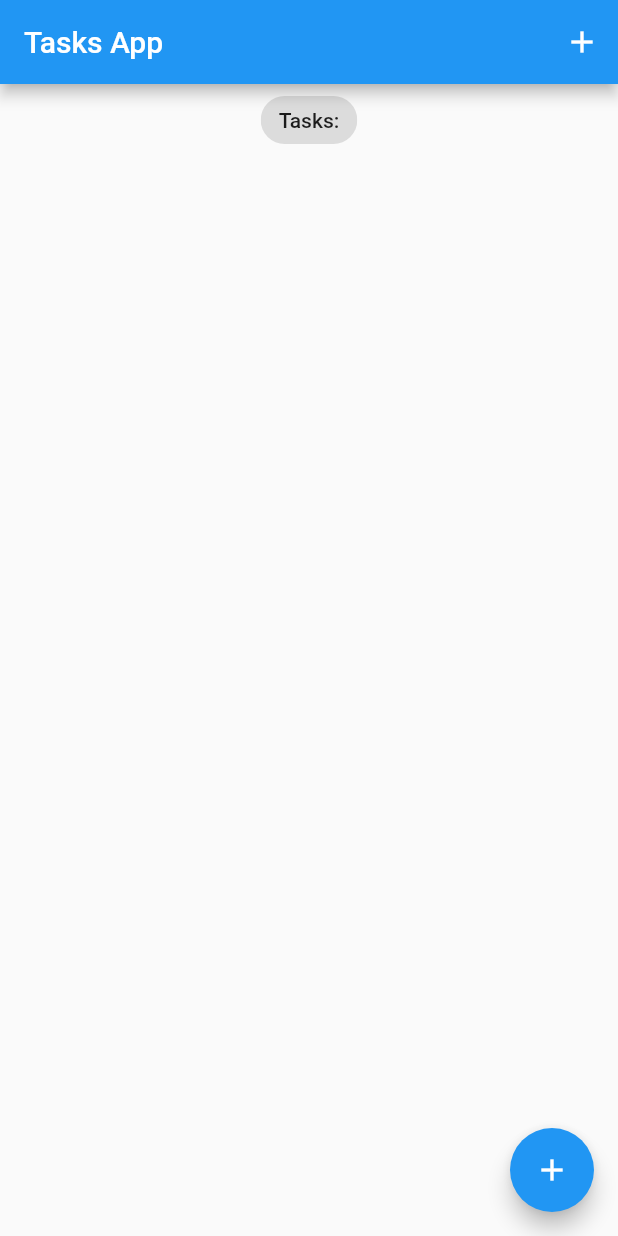
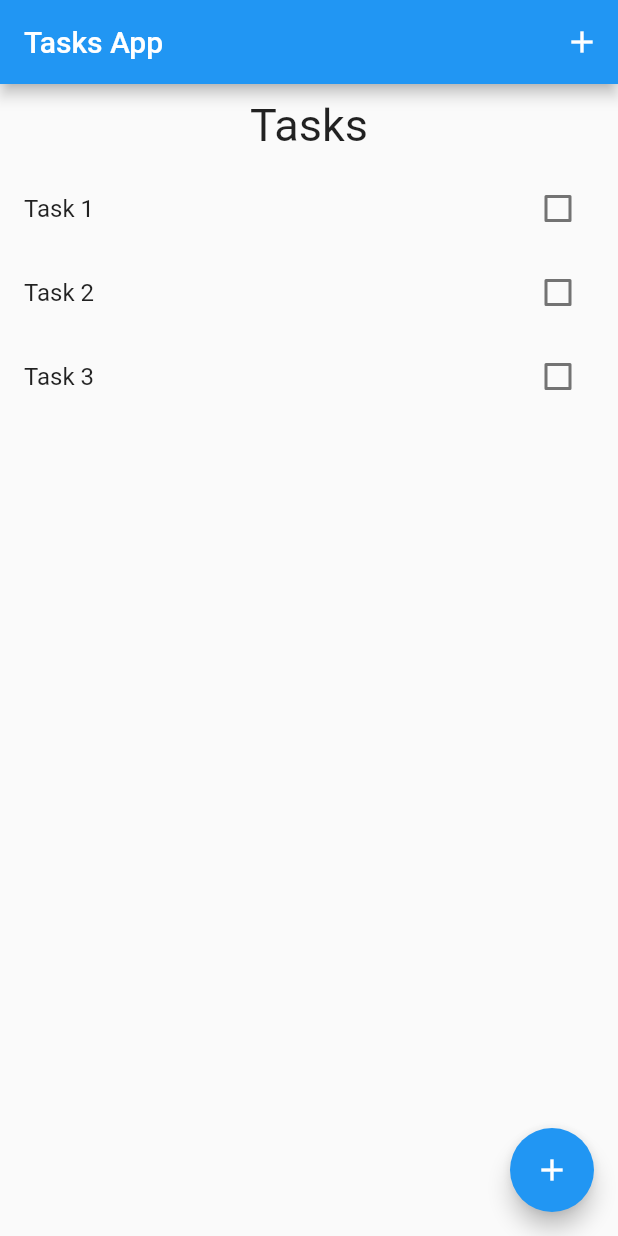
Before and after one commit to 29Niro/flutter_todo_app, a Flutter app: the screen it shows after launch, on a phone screen of 412 x 824 dp. Run offline on Flutter 3.47's test engine with Material 2 defaults, Android fonts, the phone set to English and light mode, and no system bars; our stand-ins replace equatable.

Commit message:
Implement task list view

```diff
--- a/lib/main.dart
+++ b/lib/main.dart
@@ -16,7 +16,7 @@ class MyApp extends StatelessWidget {
       theme: ThemeData(
        primarySwatch: Colors.blue,
       ),
-      home: const TaskScreen(),
+      home: TaskScreen(),
     );
   }
 }
--- a/lib/screens/task_screen.dart
+++ b/lib/screens/task_screen.dart
@@ -1,10 +1,18 @@
 import 'package:flutter/material.dart';
+import 'package:flutter_todo_app/models/tasks.dart';
 
-class TaskScreen extends StatelessWidget{
-  const TaskScreen({Key? key}) : super(key: key);
+// ignore: must_be_immutable
+class TaskScreen extends StatelessWidget {
+  TaskScreen({Key? key}) : super(key: key);
+
+  List<Task> taskList = [
+    Task(title: 'Task 1'),
+    Task(title: 'Task 2'),
+    Task(title: 'Task 3'),
+  ];
 
   @override
-  Widget build(BuildContext context){
+  Widget build(BuildContext context) {
     return Scaffold(
       appBar: AppBar(
         title: const Text('Tasks App'),
@@ -15,14 +23,30 @@ class TaskScreen extends StatelessWidget{
           )
         ],
       ),
-      body: const Column(
+      body: Column(
         crossAxisAlignment: CrossAxisAlignment.center,
         children: [
-          Center(
-            child: Chip(
-              label: Text(
-                'Tasks:',
+          Container(
+            padding: const EdgeInsets.symmetric(vertical: 10, horizontal: 20),
+            child: const Center(
+              child: Text(
+                'Tasks',
+                style: TextStyle(fontSize: 30),
               ),
+            ),
+          ),
+          Expanded(
+            child: ListView.builder(
+              itemCount: taskList.length,
+              itemBuilder: (context, index) {
+                var task = taskList[index];
+                return ListTile(
+                    title: Text(task.title),
+                    trailing: Checkbox(
+                      value: task.isDone,
+                      onChanged: (value) {},
+                    ));
+              },
             ),
           ),
         ],
```
